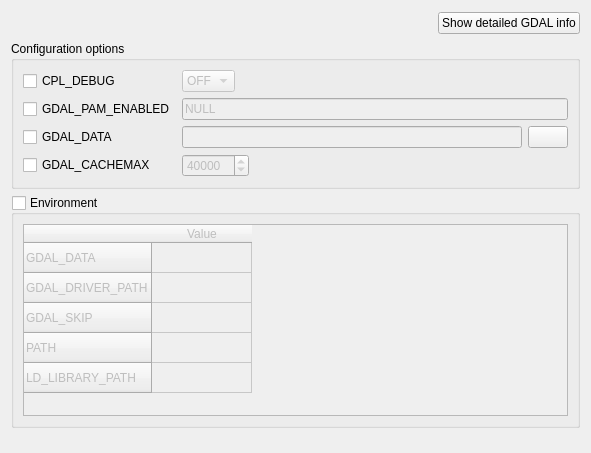
This is gsdview/ui/gdal-page.ui in avalentino/gsdview as Qt 5 draws it before an edit. The edited form follows.
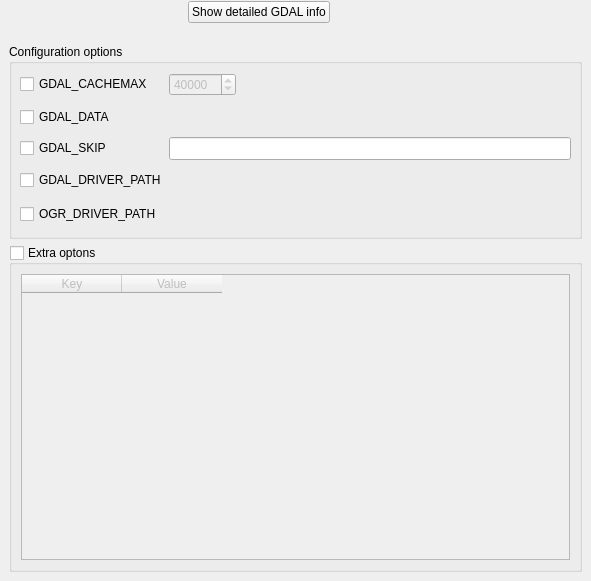
This is the edited form. Icons and pictures are not drawn.

Commit message: FileEntryWidget added to widgets. Improved preferences dialog. New utils.py module. Reworked settings setup and saving. Removed environment management. Improved logging setup.

Patch:
```diff
--- a/gsdview/ui/gdal-page.ui
+++ b/gsdview/ui/gdal-page.ui
@@ -6,143 +6,109 @@
     <x>0</x>
     <y>0</y>
     <width>591</width>
-    <height>453</height>
+    <height>581</height>
    </rect>
   </property>
   <property name="windowTitle" >
    <string>Form</string>
   </property>
-  <layout class="QVBoxLayout" name="verticalLayout" >
-   <item>
-    <layout class="QHBoxLayout" name="infoHorizontalLayout" >
-     <item>
-      <spacer name="infoHorizontalSpacer" >
-       <property name="orientation" >
-        <enum>Qt::Horizontal</enum>
-       </property>
-       <property name="sizeHint" stdset="0" >
-        <size>
-         <width>188</width>
-         <height>24</height>
-        </size>
-       </property>
-      </spacer>
-     </item>
-     <item>
-      <widget class="QPushButton" name="infoButton" >
-       <property name="text" >
-        <string>Show detailed GDAL info</string>
-       </property>
-       <property name="icon" >
-        <iconset resource="../../resources.qrc" >
-         <normaloff>:/images/info.svg</normaloff>:/images/info.svg</iconset>
-       </property>
-      </widget>
-     </item>
-    </layout>
-   </item>
-   <item>
     <widget class="QGroupBox" name="optionsGroupBox" >
+   <property name="geometry" >
+    <rect>
+     <x>9</x>
+     <y>44</y>
+     <width>573</width>
+     <height>195</height>
+    </rect>
+   </property>
      <property name="title" >
       <string>Configuration options</string>
      </property>
-     <layout class="QGridLayout" name="optionsGridLayout" >
-      <item row="0" column="0" >
-       <widget class="QCheckBox" name="debugCheckBox" >
-        <property name="text" >
-         <string>CPL_DEBUG</string>
-        </property>
-       </widget>
-      </item>
-      <item row="0" column="1" >
-       <layout class="QHBoxLayout" name="debugHorizontalLayout" >
-        <item>
-         <widget class="QComboBox" name="debugComboBox" >
-          <property name="enabled" >
-           <bool>false</bool>
-          </property>
-          <item>
-           <property name="text" >
-            <string>OFF</string>
-           </property>
-          </item>
-          <item>
-           <property name="text" >
-            <string>ON</string>
-           </property>
-          </item>
-         </widget>
-        </item>
-        <item>
-         <spacer name="debugHorizontalSpacer" >
-          <property name="orientation" >
-           <enum>Qt::Horizontal</enum>
-          </property>
-          <property name="sizeHint" stdset="0" >
-           <size>
-            <width>40</width>
-            <height>20</height>
-           </size>
-          </property>
-         </spacer>
-        </item>
-       </layout>
-      </item>
-      <item row="1" column="0" >
-       <widget class="QCheckBox" name="pamCheckBox" >
-        <property name="text" >
-         <string>GDAL_PAM_ENABLED</string>
-        </property>
-       </widget>
-      </item>
-      <item row="1" column="1" >
-       <widget class="QLineEdit" name="pamLineEdit" >
-        <property name="enabled" >
-         <bool>false</bool>
-        </property>
-        <property name="text" >
-         <string>NULL</string>
-        </property>
-       </widget>
-      </item>
-      <item row="2" column="0" >
        <widget class="QCheckBox" name="gdalDataCheckBox" >
+    <property name="geometry" >
+     <rect>
+      <x>11</x>
+      <y>62</y>
+      <width>143</width>
+      <height>22</height>
+     </rect>
+    </property>
         <property name="text" >
          <string>GDAL_DATA</string>
         </property>
        </widget>
-      </item>
-      <item row="2" column="1" >
-       <layout class="QHBoxLayout" name="horizontalLayout" >
-        <item>
-         <widget class="QLineEdit" name="gdalDataLineEdit" >
-          <property name="enabled" >
-           <bool>false</bool>
-          </property>
-         </widget>
-        </item>
-        <item>
-         <widget class="QPushButton" name="dataDirButton" >
-          <property name="text" >
-           <string/>
-          </property>
-          <property name="icon" >
-           <iconset resource="../../resources.qrc" >
-            <normaloff>:/images/open.svg</normaloff>:/images/open.svg</iconset>
-          </property>
-         </widget>
-        </item>
-       </layout>
-      </item>
-      <item row="3" column="0" >
        <widget class="QCheckBox" name="cacheCheckBox" >
+    <property name="geometry" >
+     <rect>
+      <x>11</x>
+      <y>29</y>
+      <width>143</width>
+      <height>22</height>
+     </rect>
+    </property>
         <property name="text" >
          <string>GDAL_CACHEMAX</string>
         </property>
        </widget>
-      </item>
-      <item row="3" column="1" >
-       <layout class="QHBoxLayout" name="cacheHorizontalLayout" >
+   <widget class="QCheckBox" name="checkBox" >
+    <property name="geometry" >
+     <rect>
+      <x>11</x>
+      <y>93</y>
+      <width>143</width>
+      <height>22</height>
+     </rect>
+    </property>
+    <property name="text" >
+     <string>GDAL_SKIP</string>
+    </property>
+   </widget>
+   <widget class="QLineEdit" name="lineEdit" >
+    <property name="geometry" >
+     <rect>
+      <x>160</x>
+      <y>93</y>
+      <width>402</width>
+      <height>23</height>
+     </rect>
+    </property>
+   </widget>
+   <widget class="QCheckBox" name="checkBox_2" >
+    <property name="geometry" >
+     <rect>
+      <x>11</x>
+      <y>125</y>
+      <width>143</width>
+      <height>22</height>
+     </rect>
+    </property>
+    <property name="text" >
+     <string>GDAL_DRIVER_PATH</string>
+    </property>
+   </widget>
+   <widget class="QCheckBox" name="checkBox_3" >
+    <property name="geometry" >
+     <rect>
+      <x>11</x>
+      <y>159</y>
+      <width>143</width>
+      <height>22</height>
+     </rect>
+    </property>
+    <property name="text" >
+     <string>OGR_DRIVER_PATH</string>
+    </property>
+   </widget>
+   <widget class="QWidget" name="" >
+    <property name="geometry" >
+     <rect>
+      <x>160</x>
+      <y>28</y>
+      <width>402</width>
+      <height>25</height>
+     </rect>
+    </property>
+    <layout class="QHBoxLayout" name="horizontalLayout" >
         <item>
          <widget class="QSpinBox" name="cacheSpinBox" >
           <property name="enabled" >
@@ -160,7 +126,7 @@
          </widget>
         </item>
         <item>
-         <spacer name="cacheHorizontalSpacer" >
+      <spacer name="horizontalSpacer" >
           <property name="orientation" >
            <enum>Qt::Horizontal</enum>
           </property>
@@ -173,14 +139,19 @@
          </spacer>
         </item>
        </layout>
-      </item>
-     </layout>
-    </widget>
-   </item>
-   <item>
-    <widget class="QGroupBox" name="environmentGroupBox" >
+   </widget>
+  </widget>
+  <widget class="QGroupBox" name="extraOptGroupBox" >
+   <property name="geometry" >
+    <rect>
+     <x>9</x>
+     <y>245</y>
+     <width>573</width>
+     <height>327</height>
+    </rect>
+   </property>
      <property name="title" >
-      <string>Environment</string>
+    <string>Extra optons</string>
      </property>
      <property name="checkable" >
       <bool>true</bool>
@@ -188,7 +159,7 @@
      <property name="checked" >
       <bool>false</bool>
      </property>
-     <layout class="QVBoxLayout" name="envitonmentVerticalLayout" >
+   <layout class="QVBoxLayout" name="extraOptVerticalLayout" >
       <item>
        <widget class="QTableWidget" name="envTableWidget" >
         <property name="sizePolicy" >
@@ -200,31 +171,11 @@
         <property name="horizontalScrollMode" >
          <enum>QAbstractItemView::ScrollPerPixel</enum>
         </property>
-        <row>
+      <column>
          <property name="text" >
-          <string>GDAL_DATA</string>
-         </property>
-        </row>
-        <row>
-         <property name="text" >
-          <string>GDAL_DRIVER_PATH</string>
-         </property>
-        </row>
-        <row>
-         <property name="text" >
-          <string>GDAL_SKIP</string>
-         </property>
-        </row>
-        <row>
-         <property name="text" >
-          <string>PATH</string>
-         </property>
-        </row>
-        <row>
-         <property name="text" >
-          <string>LD_LIBRARY_PATH</string>
-         </property>
-        </row>
+        <string>Key</string>
+       </property>
+      </column>
         <column>
          <property name="text" >
           <string>Value</string>
@@ -234,21 +185,34 @@
       </item>
      </layout>
     </widget>
-   </item>
+  <widget class="QWidget" name="" >
+   <layout class="QHBoxLayout" name="infoHorizontalLayout" >
    <item>
-    <spacer name="verticalSpacer" >
+     <spacer name="infoHorizontalSpacer" >
      <property name="orientation" >
-      <enum>Qt::Vertical</enum>
+       <enum>Qt::Horizontal</enum>
      </property>
      <property name="sizeHint" stdset="0" >
       <size>
-       <width>20</width>
-       <height>8</height>
+        <width>188</width>
+        <height>24</height>
       </size>
      </property>
     </spacer>
    </item>
-  </layout>
+    <item>
+     <widget class="QPushButton" name="infoButton" >
+      <property name="text" >
+       <string>Show detailed GDAL info</string>
+      </property>
+      <property name="icon" >
+       <iconset resource="../../resources.qrc" >
+        <normaloff>:/images/info.svg</normaloff>:/images/info.svg</iconset>
+      </property>
+     </widget>
+    </item>
+   </layout>
+  </widget>
   <action name="actionAddEnvVar" >
    <property name="icon" >
     <iconset resource="../../resources.qrc" >
```
Left out of the diff: 21 changed lines with no effect on the pictures. Lines whose indentation alone changed are shown as unchanged. The commit also changes 4 other files.
